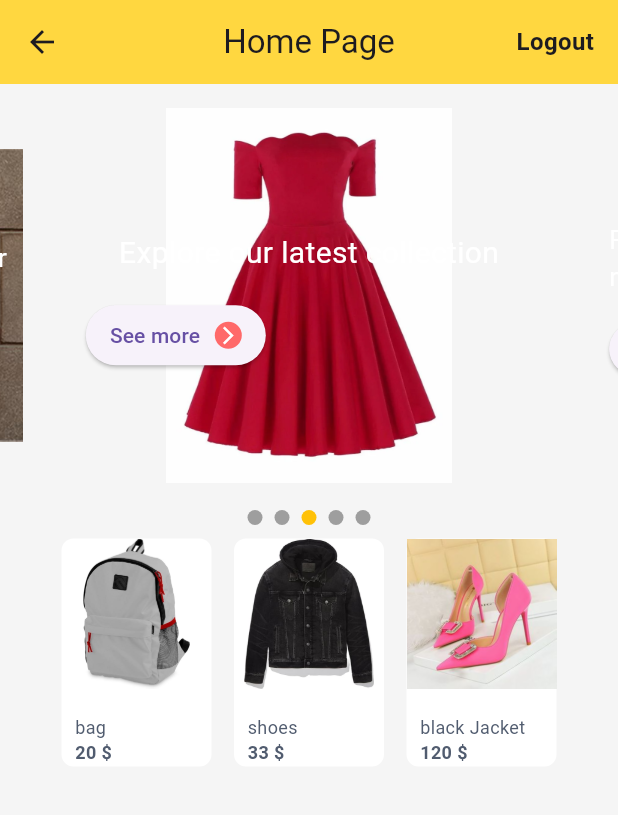
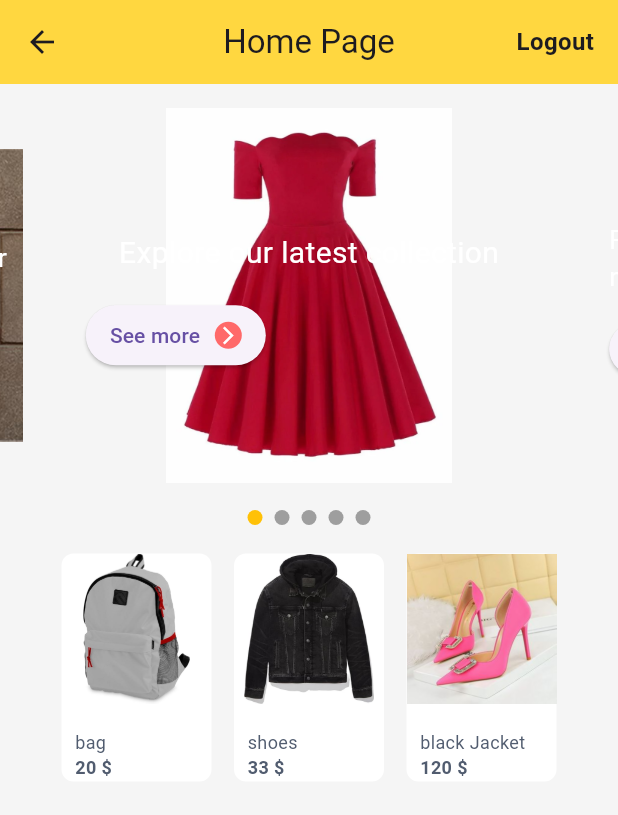
Before and after one commit to EsraaMohamedSalah/E-commerce, a Flutter app: the HomePage screen opened directly, on a phone screen of 412 x 824 dp. Shown: the top 815 px of the screen. Run offline on Flutter 3.47's test engine with Material 3 defaults, Android fonts, the phone set to English and light mode, and no system bars; drawn by our look-alikes of carousel_slider; our stand-ins replace dots_indicator, shared_preferences; accounts and stored records are empty.

Commit message:
provider integration

```diff
--- /dev/null
+++ b/untitled/lib/app_data_provider.dart
@@ -0,0 +1,51 @@
+import 'dart:convert';
+import 'package:flutter/material.dart';
+import 'package:provider/provider.dart';
+import 'package:untitled/widgets/Ad.dart';
+import 'package:untitled/widgets/Products.dart';
+
+class AppDataProvider extends ChangeNotifier {
+  List<Ad> _ads = [];
+  List<Products> _products = [];
+  int _currentCarouselIndex = 0;
+
+  List<Ad> get ads => _ads;
+  List<Products> get products => _products;
+  int get currentCarouselIndex => _currentCarouselIndex;
+
+  set currentCarouselIndex(int index) {
+    _currentCarouselIndex = index;
+    notifyListeners();
+  }
+
+  static ChangeNotifierProvider<AppDataProvider> provider({
+    required Widget child,
+  }) {
+    return ChangeNotifierProvider<AppDataProvider>(
+      create: (_) => AppDataProvider(),
+      child: child,
+    );
+  }
+
+  Future<void> loadProductData(BuildContext context) async {
+    String jsonString =
+    await DefaultAssetBundle.of(context).loadString('assets/data/data.json');
+    Map<String, dynamic> data = json.decode(jsonString);
+
+    List<dynamic> productsList = data['products'];
+    _products = productsList.map((product) => Products.fromJson(product)).toList();
+
+    notifyListeners();
+  }
+
+  Future<void> loadCarouselData(BuildContext context) async {
+    String jsonString =
+    await DefaultAssetBundle.of(context).loadString('assets/data/data.json');
+    Map<String, dynamic> data = json.decode(jsonString);
+
+    List<dynamic> adsList = data['ads'];
+    _ads = adsList.map((ad) => Ad.fromJson(ad)).toList();
+
+    notifyListeners();
+  }
+}
--- a/untitled/lib/home_page.dart
+++ b/untitled/lib/home_page.dart
@@ -1,6 +1,7 @@
 // In home_page.dart
 import 'package:carousel_slider/carousel_slider.dart';
 import 'package:flutter/material.dart';
+import 'package:provider/provider.dart';
 import 'package:shared_preferences/shared_preferences.dart';
 import 'package:untitled/newlogin.dart';
 import 'package:untitled/screens/AdDetailsPage.dart';
@@ -9,6 +10,7 @@ import 'package:untitled/widgets/Products.dart';
 import 'package:untitled/widgets/carousel_slider_widget.dart';
 import 'package:untitled/widgets/common_widgets.dart';
 import 'dart:convert';
+import 'app_data_provider.dart';
 import 'auth_service.dart';
 
 class HomePage extends StatefulWidget {
@@ -25,32 +27,11 @@ class _HomePageState extends State<HomePage> {
   void initState() {
     super.initState();
     // Load and decode the JSON file
-    loadCarouselData();
-    loadProductData();
-  }
-  Future<void> loadProductData() async {
-    // Replace 'data.json' with the path to your JSON file
-    String jsonString =
-    await DefaultAssetBundle.of(context).loadString('assets/data/data.json');
-    Map<String, dynamic> data = json.decode(jsonString);
-
-    List<dynamic> productsList = data['products'];
-    setState(() {
-      products = productsList.map((product) => Products.fromJson(product)).toList();
-    });
-  }
-  Future<void> loadCarouselData() async {
-    String jsonString =
-        await DefaultAssetBundle.of(context).loadString('assets/data/data.json');
-    Map<String, dynamic> data = json.decode(jsonString);
-
-    List<dynamic> adsList = data['ads'];
-    setState(() {
-      ads = adsList.map((ad) => Ad.fromJson(ad)).toList();
-    });
+    final appDataProvider = Provider.of<AppDataProvider>(context, listen: false);
+    appDataProvider.loadCarouselData(context);
+    appDataProvider.loadProductData(context);
   }
 
-  int _currentCarouselIndex = 0;
 
   @override
   Widget build(BuildContext context) {
@@ -86,30 +67,29 @@ class _HomePageState extends State<HomePage> {
           padding: EdgeInsets.symmetric(vertical: 16.0), // Adjust vertical padding as needed
           child: Center(
             child: Column(children: [
-              CarouselSlider(
+              // Carousel Slider
+              Consumer<AppDataProvider>(
+                builder: (context, appDataProvider, child) {
+                  return CarouselSlider(
                     options: CarouselOptions(
                       height: 250.0,
                       enlargeCenterPage: true,
                       autoPlay: true,
                       onPageChanged: (index, reason) {
-                    setState(() {
-                      _currentCarouselIndex = index;
-                    });
+                        // You can handle carousel page changes here
                       },
                     ),
-                items: ads.map((ad) {
+                    items: appDataProvider.ads.map((ad) {
                       return Builder(
                         builder: (BuildContext context) {
                           return MouseRegion(
                             cursor: SystemMouseCursors.click,
                             child: GestureDetector(
                               onTap: () {
-                              // Navigate to AdDetailsPage when tapping on an ad
                                 Navigator.push(
                                   context,
                                   MaterialPageRoute(
-                                  builder: (context) =>
-                                      AdDetailsPage(adId: ad.link),
+                                    builder: (context) => AdDetailsPage(adId: ad.link),
                                   ),
                                 );
                               },
@@ -118,8 +98,7 @@ class _HomePageState extends State<HomePage> {
                                 children: [
                                   Container(
                                     width: MediaQuery.of(context).size.width,
-                             height:
-                                      MediaQuery.of(context).size.height,
+                                    height: MediaQuery.of(context).size.height,
                                     margin: EdgeInsets.symmetric(horizontal: 5.0),
                                     decoration: BoxDecoration(
                                       color: Colors.transparent,
@@ -132,10 +111,9 @@ class _HomePageState extends State<HomePage> {
                                   ),
                                   Container(
                                     padding: EdgeInsets.all(16.0),
-                                  width:MediaQuery.of(context).size.width ,
+                                    width: MediaQuery.of(context).size.width,
                                     child: Column(
-                                    crossAxisAlignment:
-                                        CrossAxisAlignment.center,
+                                      crossAxisAlignment: CrossAxisAlignment.center,
                                       mainAxisAlignment: MainAxisAlignment.center,
                                       children: [
                                         SizedBox(height: 8.0),
@@ -147,59 +125,76 @@ class _HomePageState extends State<HomePage> {
                                           ),
                                         ),
                                         SizedBox(height: 16.0),
-                                      CommonWidgets.buildSeeMoreButton()
+                                        CommonWidgets.buildSeeMoreButton(),
                                       ],
                                     ),
                                   ),
                                 ],
                               ),
-                          ));
+                            ),
+                          );
                         },
                       );
                     }).toList(),
+                  );
+                },
               ),
+
               SizedBox(height: 10),
-              Row(
+
+              // Indicator Dots
+              Consumer<AppDataProvider>(
+                builder: (context, appDataProvider, child) {
+                  return Row(
                     mainAxisAlignment: MainAxisAlignment.center,
-                children: ads.asMap().entries.map((entry) {
+                    children: appDataProvider.ads.asMap().entries.map((entry) {
                       return GestureDetector(
                         onTap: () => _moveToCarouselIndex(entry.key),
                         child: Container(
                           width: 10.0,
                           height: 10.0,
-                      margin:
-                          EdgeInsets.symmetric(vertical: 8.0, horizontal: 4.0),
+                          margin: EdgeInsets.symmetric(vertical: 8.0, horizontal: 4.0),
                           decoration: BoxDecoration(
                             shape: BoxShape.circle,
-                        color: _currentCarouselIndex == entry.key
+                            color: appDataProvider.currentCarouselIndex == entry.key
                                 ? Colors.amber
                                 : Colors.grey,
                           ),
                         ),
                       );
                     }).toList(),
+                  );
+                },
               ),
-              Row(
+
+              SizedBox(height: 10),
+
+              // Products
+              Consumer<AppDataProvider>(
+                builder: (context, appDataProvider, child) {
+                  return Row(
                     mainAxisAlignment: MainAxisAlignment.center,
-
-                children: products.asMap().entries.map((entry) {
+                    children: appDataProvider.products.asMap().entries.map((entry) {
                       return Row(
                         children: [
                           entry.value.build(context),
-                      if (entry.key != products.length - 1)
-                        SizedBox(width: 13.0), // Adjust the width as needed
+                          if (entry.key != appDataProvider.products.length - 1)
+                            SizedBox(width: 13.0),
                         ],
                       );
                     }).toList(),
+                  );
+                },
               ),
+
+
             ]),
           ),
         ));
   }
+  void _moveToCarouselIndex(int index) {
+    final appDataProvider = Provider.of<AppDataProvider>(context, listen: false);
+    appDataProvider.currentCarouselIndex = index;
+  }
 
-  void _moveToCarouselIndex(int index) {
-    setState(() {
-      _currentCarouselIndex = index;
-    });
 }
-}
--- a/untitled/pubspec.yaml
+++ b/untitled/pubspec.yaml
@@ -32,6 +32,7 @@ dependencies:
     sdk: flutter
   carousel_slider: ^4.0.0
   dots_indicator: ^2.0.0
+  provider: ^5.0.0
 
   # The following adds the Cupertino Icons font to your application.
   # Use with the CupertinoIcons class for iOS style icons.
```
Also changed, not shown: untitled/lib/main.dart (+8 -1 lines), untitled/lib/widgets/Products.dart (+6 -1 lines), untitled/pubspec.lock. Lines whose indentation alone changed are shown as unchanged.
